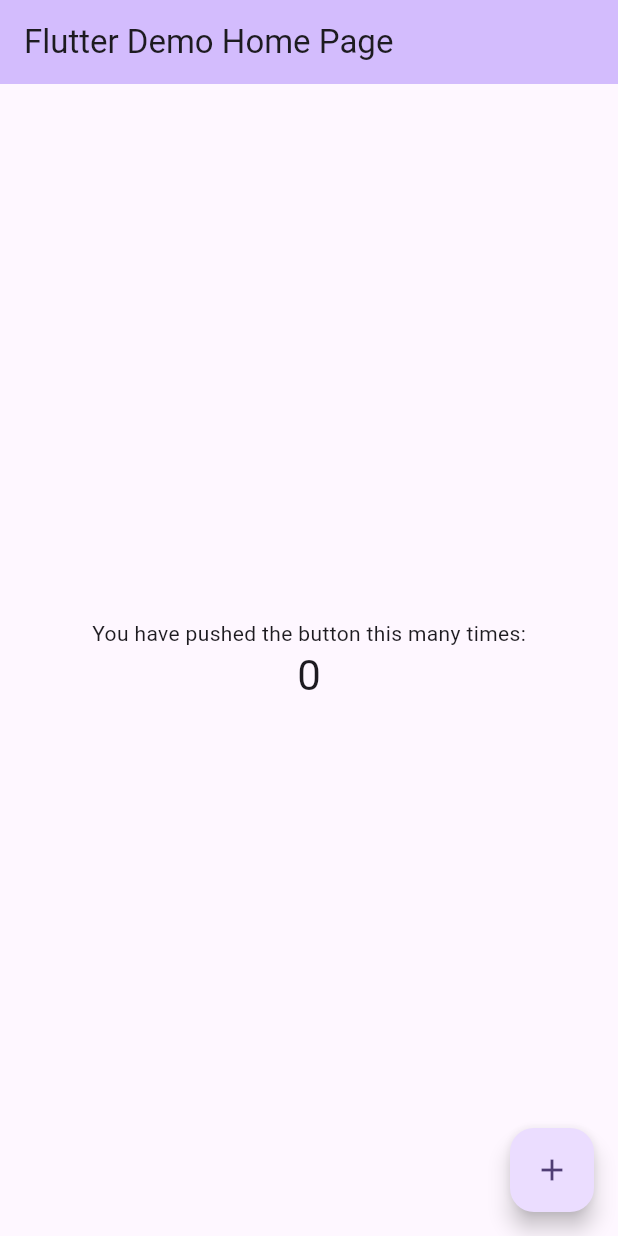
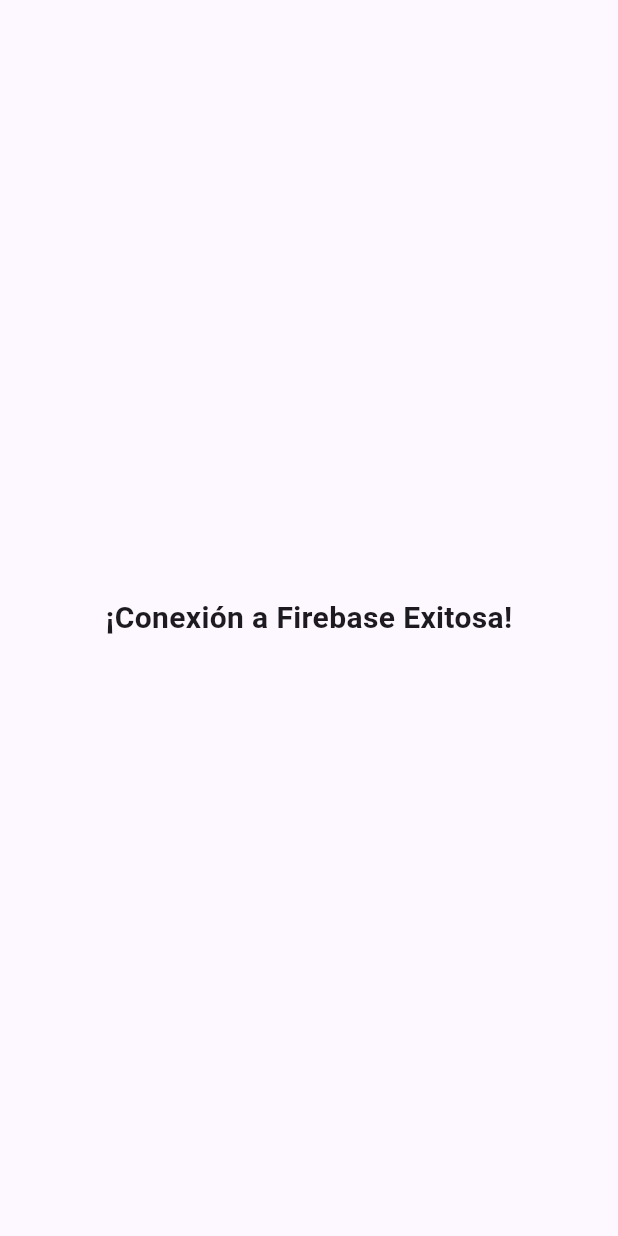
Before and after one commit to ChicoRondalla/Coordinating-Logistics-System, a Flutter app: the screen it shows after launch, on a phone screen of 412 x 824 dp. Run offline on Flutter 3.47's test engine with Material 3 defaults, Android fonts, the phone set to English and light mode, and no system bars; our stand-ins replace firebase_core; accounts and stored records are empty.

Commit message:
Configuracion exitosa de Firebase y estrutura inicial

```diff
--- a/lib/main.dart
+++ b/lib/main.dart
@@ -1,121 +1,38 @@
 import 'package:flutter/material.dart';
+import 'package:firebase_core/firebase_core.dart';
+import 'firebase_options.dart';
 
-void main() {
-  runApp(const MyApp());
+void main() async {
+  // Asegura que los componentes de Flutter estén listos antes de cargar Firebase
+  WidgetsFlutterBinding.ensureInitialized();
+
+  // Inicializa la conexión a tu base de datos
+  await Firebase.initializeApp(
+    options: DefaultFirebaseOptions.currentPlatform,
+  );
+
+  runApp(const SistemaLogisticaApp());
 }
 
-class MyApp extends StatelessWidget {
-  const MyApp({super.key});
+class SistemaLogisticaApp extends StatelessWidget {
+  const SistemaLogisticaApp({super.key});
 
-  // This widget is the root of your application.
   @override
   Widget build(BuildContext context) {
     return MaterialApp(
-      title: 'Flutter Demo',
+      debugShowCheckedModeBanner: false,
+      title: 'Logística Coordinadora',
       theme: ThemeData(
-        // This is the theme of your application.
-        //
-        // TRY THIS: Try running your application with "flutter run". You'll see
-        // the application has a purple toolbar. Then, without quitting the app,
-        // try changing the seedColor in the colorScheme below to Colors.green
-        // and then invoke "hot reload" (save your changes or press the "hot
-        // reload" button in a Flutter-supported IDE, or press "r" if you used
-        // the command line to start the app).
-        //
-        // Notice that the counter didn't reset back to zero; the application
-        // state is not lost during the reload. To reset the state, use hot
-        // restart instead.
-        //
-        // This works for code too, not just values: Most code changes can be
-        // tested with just a hot reload.
-        colorScheme: .fromSeed(seedColor: Colors.deepPurple),
+        colorScheme: ColorScheme.fromSeed(seedColor: const Color(0xFF6200EA)),
+        useMaterial3: true,
       ),
-      home: const MyHomePage(title: 'Flutter Demo Home Page'),
-    );
-  }
-}
-
-class MyHomePage extends StatefulWidget {
-  const MyHomePage({super.key, required this.title});
-
-  // This widget is the home page of your application. It is stateful, meaning
-  // that it has a State object (defined below) that contains fields that affect
-  // how it looks.
-
-  // This class is the configuration for the state. It holds the values (in this
-  // case the title) provided by the parent (in this case the App widget) and
-  // used by the build method of the State. Fields in a Widget subclass are
-  // always marked "final".
-
-  final String title;
-
-  @override
-  State<MyHomePage> createState() => _MyHomePageState();
-}
-
-class _MyHomePageState extends State<MyHomePage> {
-  int _counter = 0;
-
-  void _incrementCounter() {
-    setState(() {
-      // This call to setState tells the Flutter framework that something has
-      // changed in this State, which causes it to rerun the build method below
-      // so that the display can reflect the updated values. If we changed
-      // _counter without calling setState(), then the build method would not be
-      // called again, and so nothing would appear to happen.
-      _counter++;
-    });
-  }
-
-  @override
-  Widget build(BuildContext context) {
-    // This method is rerun every time setState is called, for instance as done
-    // by the _incrementCounter method above.
-    //
-    // The Flutter framework has been optimized to make rerunning build methods
-    // fast, so that you can just rebuild anything that needs updating rather
-    // than having to individually change instances of widgets.
-    return Scaffold(
-      appBar: AppBar(
-        // TRY THIS: Try changing the color here to a specific color (to
-        // Colors.amber, perhaps?) and trigger a hot reload to see the AppBar
-        // change color while the other colors stay the same.
-        backgroundColor: Theme.of(context).colorScheme.inversePrimary,
-        // Here we take the value from the MyHomePage object that was created by
-        // the App.build method, and use it to set our appbar title.
-        title: Text(widget.title),
-      ),
-      body: Center(
-        // Center is a layout widget. It takes a single child and positions it
-        // in the middle of the parent.
-        child: Column(
-          // Column is also a layout widget. It takes a list of children and
-          // arranges them vertically. By default, it sizes itself to fit its
-          // children horizontally, and tries to be as tall as its parent.
-          //
-          // Column has various properties to control how it sizes itself and
-          // how it positions its children. Here we use mainAxisAlignment to
-          // center the children vertically; the main axis here is the vertical
-          // axis because Columns are vertical (the cross axis would be
-          // horizontal).
-          //
-          // TRY THIS: Invoke "debug painting" (choose the "Toggle Debug Paint"
-          // action in the IDE, or press "p" in the console), to see the
-          // wireframe for each widget.
-          mainAxisAlignment: .center,
-          children: [
-            const Text('You have pushed the button this many times:'),
-            Text(
-              '$_counter',
-              style: Theme.of(context).textTheme.headlineMedium,
-            ),
-          ],
+      home: const Scaffold(
+        body: Center(
+          child: Text(
+            '¡Conexión a Firebase Exitosa!',
+            style: TextStyle(fontSize: 20, fontWeight: FontWeight.bold),
+          ),
         ),
-      ),
-      floatingActionButton: FloatingActionButton(
-        onPressed: _incrementCounter,
-        tooltip: 'Increment',
-        child: const Icon(Icons.add),
       ),
     );
   }
--- a/pubspec.yaml
+++ b/pubspec.yaml
@@ -34,6 +34,8 @@
   # The following adds the Cupertino Icons font to your application.
   # Use with the CupertinoIcons class for iOS style icons.
   cupertino_icons: ^1.0.8
+  firebase_core: ^4.15.0
+  cloud_firestore: ^6.10.0
 
 dev_dependencies:
   flutter_test:
```
Also changed, not shown: firebase.json (added), lib/firebase_options.dart (added), pubspec.lock, 7 other files.
